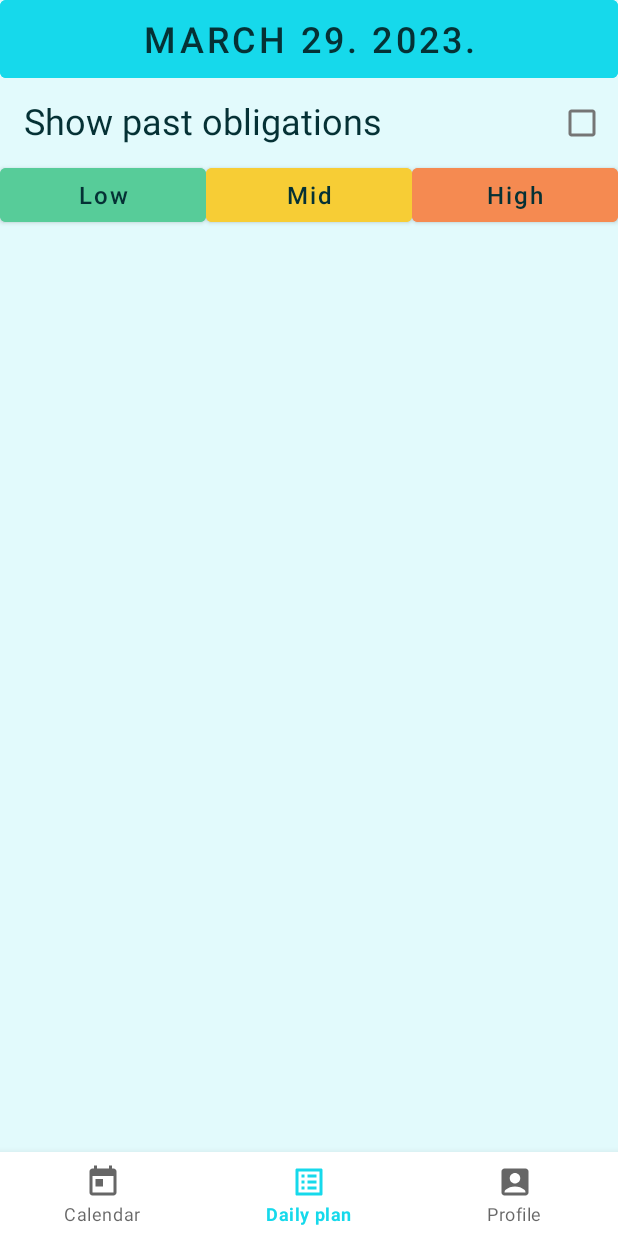
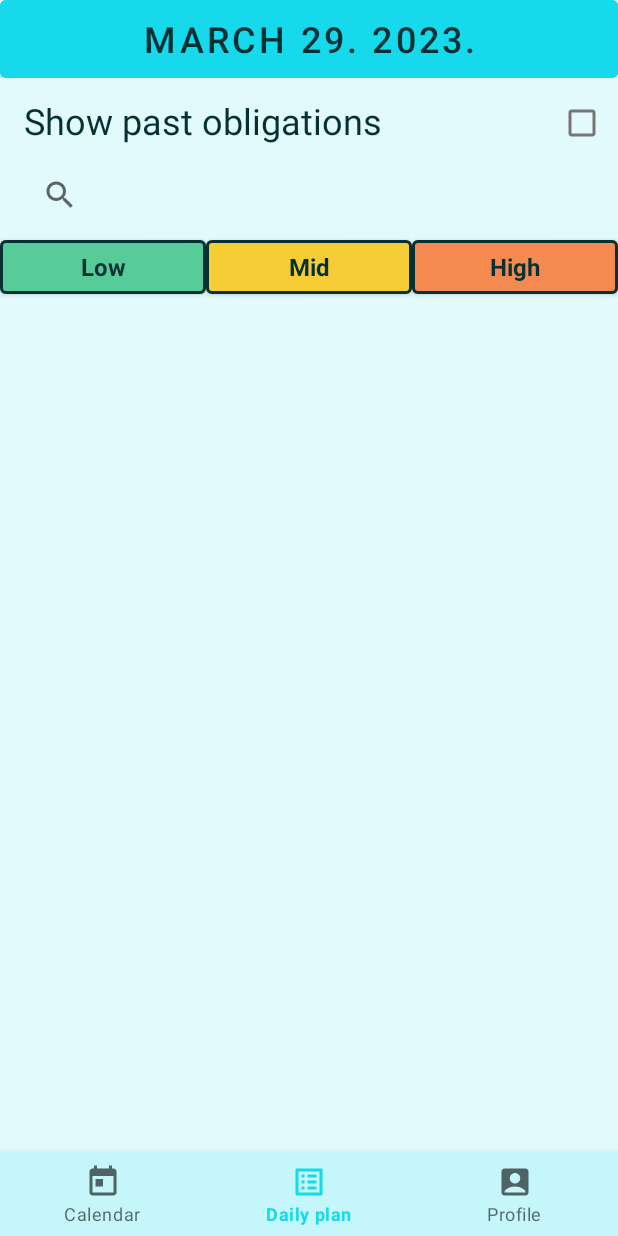
Before and after one commit to Rabbito20/RMA_P1, an Android app: the screen it shows after launch (MainActivity), item 2 of the bottom bar chosen, on a phone screen of 412 x 824 dp. Run offline under Robolectric (Android 15) with nearby library versions, the phone set to English and light mode, and no system bars.

Commit message:
Updated Daily Fragment and renamed some layouts.

```diff
--- a/app/src/main/java/rs/raf/projekat1/nikola_djurovic_rn4316/calendar/CalendarAdapter.kt
+++ b/app/src/main/java/rs/raf/projekat1/nikola_djurovic_rn4316/calendar/CalendarAdapter.kt
@@ -27,7 +27,7 @@ class CalendarAdapter(
 
     override fun onCreateViewHolder(viewGroup: ViewGroup, viewType: Int): CalendarViewHolder {
         val view = LayoutInflater.from(viewGroup.context)
-            .inflate(R.layout.calendar_cell, viewGroup, false)
+            .inflate(R.layout.layout_calendar_cell, viewGroup, false)
 
 //        val layoutParams: ViewGroup.LayoutParams = view.layoutParams
 //        layoutParams.height = (viewGroup.height * 0.16666667).toInt()
--- a/app/src/main/res/drawable/round_btn_orange.xml
+++ b/app/src/main/res/drawable/round_btn_orange.xml
@@ -1,10 +1,9 @@
 <?xml version="1.0" encoding="utf-8"?>
 <shape xmlns:android="http://schemas.android.com/apk/res/android">
-
+    <solid android:color="@color/orange" />
+    <corners android:radius="32dp" />
     <stroke
         android:width="12dp"
         android:color="@color/main_color_front" />
-    <corners android:radius="32dp" />
-    <solid android:color="@color/orange" />
 
 </shape>
--- a/app/src/main/res/layout/activity_main.xml
+++ b/app/src/main/res/layout/activity_main.xml
@@ -17,8 +17,7 @@
 
     <com.google.android.material.bottomnavigation.BottomNavigationView
         android:id="@+id/bottomNavView"
-        android:layout_width="match_parent"
-        android:layout_height="wrap_content"
+        style="@style/Theme.AppCompat.BottomNav"
         app:layout_constraintBottom_toBottomOf="parent"
         app:layout_constraintEnd_toEndOf="parent"
         app:layout_constraintStart_toStartOf="parent"
--- a/app/src/main/res/layout/fragment_daily.xml
+++ b/app/src/main/res/layout/fragment_daily.xml
@@ -7,15 +7,14 @@
     tools:context=".daily_plan.DailyFragment">
 
     <LinearLayout
-        android:layout_width="match_parent"
-        android:layout_height="match_parent"
-        android:backgroundTint="@color/cyan_strong"
+        style="@style/Theme.AppCompat.LayoutStyle"
         android:orientation="vertical"
         app:layout_constraintBottom_toBottomOf="parent"
         app:layout_constraintLeft_toLeftOf="parent"
         app:layout_constraintRight_toRightOf="parent"
         app:layout_constraintTop_toTopOf="parent">
 
+        <!-- Koristimo unclickable button kao TextView -->
         <Button
             android:id="@+id/btnDailyDate"
             android:layout_width="match_parent"
@@ -30,52 +29,31 @@
             app:layout_constraintTop_toTopOf="parent" />
 
         <include
-            layout="@layout/show_past_checkbox"
+            layout="@layout/layout_past_checkbox"
             android:layout_width="match_parent"
             android:layout_height="wrap_content"
             android:layout_marginStart="@dimen/dim_8dp" />
 
-        <!--Search bar-->
-
-        <!--Buttons-->
-        <LinearLayout
+        <SearchView
+            android:id="@+id/searchBoxDaily"
+            style="@style/Theme.AppCompat.SearchBar"
             android:layout_width="match_parent"
             android:layout_height="wrap_content"
-            android:orientation="horizontal">
+            app:layout_constraintTop_toTopOf="parent" />
 
-            <Button
-                android:id="@+id/btnLowGreen"
-                android:layout_width="wrap_content"
-                android:layout_height="match_parent"
-                android:layout_weight="1"
-                android:backgroundTint="@color/green"
-                android:text="@string/low_prio"
-                android:textAllCaps="false"
-                android:textSize="@dimen/sp_16" />
+        <include
+            layout="@layout/layout_priority_buttons"
+            android:layout_width="match_parent"
+            android:layout_height="wrap_content" />
 
-            <Button
-                android:id="@+id/btnMidYellow"
-                android:layout_width="wrap_content"
-                android:layout_height="match_parent"
-                android:layout_weight="1"
-                android:backgroundTint="@color/mid_prio_color"
-                android:text="@string/mid_prio"
-                android:textAllCaps="false"
-                android:textSize="@dimen/sp_16" />
-
-            <Button
-                android:id="@+id/btnHighOrange"
-                android:layout_width="wrap_content"
-                android:layout_height="match_parent"
-                android:layout_weight="1"
-                android:backgroundTint="@color/orange"
-                android:text="@string/high_prio"
-                android:textAllCaps="false"
-                android:textSize="@dimen/sp_16" />
-
-        </LinearLayout>
-
+        <androidx.recyclerview.widget.RecyclerView
+            android:id="@+id/rvDaily"
+            android:layout_width="match_parent"
+            android:layout_height="wrap_content"
+            android:orientation="vertical" />
 
     </LinearLayout>
 
+    <!-- TODO: Floating AddButton (+) ovde -->
+
 </androidx.constraintlayout.widget.ConstraintLayout>
--- a/app/src/main/res/layout/fragment_profile.xml
+++ b/app/src/main/res/layout/fragment_profile.xml
@@ -11,6 +11,7 @@
         android:layout_width="wrap_content"
         android:layout_height="192dp"
         android:layout_marginTop="12dp"
+        android:contentDescription="Profile image"
         android:src="@drawable/ic_pfp_big"
         app:layout_constraintBottom_toTopOf="@id/userInfoContainer"
         app:layout_constraintLeft_toLeftOf="parent"
@@ -49,20 +50,19 @@
             app:layout_constraintBottom_toTopOf="parent"
             app:layout_constraintLeft_toLeftOf="parent"
             app:layout_constraintRight_toRightOf="parent"
-            app:layout_constraintTop_toBottomOf="@id/tvProfileName" />
-
+            app:layout_constraintTop_toBottomOf="@+id/tvProfileName" />
 
     </androidx.constraintlayout.widget.ConstraintLayout>
-
 
     <Button
         android:id="@+id/btnChangePassword"
         android:layout_width="wrap_content"
         android:layout_height="wrap_content"
-        android:layout_marginTop="24dp"
         android:background="@drawable/round_btn_cyan"
         android:text="@string/change_password"
         android:textAllCaps="false"
+        android:textColor="@color/main_color_front"
+        android:textSize="@dimen/sp_16"
         app:layout_constraintBottom_toTopOf="@id/btnLogOut"
         app:layout_constraintLeft_toLeftOf="parent"
         app:layout_constraintRight_toRightOf="parent"
@@ -72,12 +72,12 @@
         android:id="@+id/btnLogOut"
         android:layout_width="wrap_content"
         android:layout_height="wrap_content"
-        android:layout_marginBottom="12dp"
         android:background="@drawable/round_btn_orange"
         android:backgroundTint="@color/orange"
         android:text="@string/logout"
         android:textAllCaps="false"
         android:textColor="@color/main_color_front"
+        android:textSize="@dimen/sp_16"
         app:layout_constraintBottom_toBottomOf="parent"
         app:layout_constraintLeft_toLeftOf="parent"
         app:layout_constraintRight_toRightOf="parent"
--- a/app/src/main/res/layout/show_past_checkbox.xml
+++ b/app/src/main/res/layout/layout_past_checkbox.xml
@@ -5,10 +5,10 @@
     android:layout_height="match_parent">
 
     <androidx.constraintlayout.widget.ConstraintLayout
+        android:id="@+id/cbDailyContainer"
         android:layout_width="match_parent"
         android:layout_height="wrap_content"
         android:layout_marginStart="@dimen/dim_8dp"
-
         android:orientation="horizontal"
         app:layout_constraintTop_toTopOf="parent">
 
@@ -22,8 +22,7 @@
             app:layout_constraintBottom_toBottomOf="parent"
             app:layout_constraintLeft_toLeftOf="parent"
             app:layout_constraintTop_toTopOf="parent"
-            app:layout_constraintVertical_bias="0.4"
-            />
+            app:layout_constraintVertical_bias="0.4" />
 
         <Space
             android:layout_width="wrap_content"
--- /dev/null
+++ b/app/src/main/res/layout/layout_priority_buttons.xml
@@ -0,0 +1,38 @@
+<?xml version="1.0" encoding="utf-8"?>
+<androidx.constraintlayout.widget.ConstraintLayout xmlns:android="http://schemas.android.com/apk/res/android"
+    xmlns:app="http://schemas.android.com/apk/res-auto"
+    android:layout_width="match_parent"
+    android:layout_height="wrap_content">
+
+    <LinearLayout
+        android:id="@+id/layoutPrioButtons"
+        android:layout_width="match_parent"
+        android:layout_height="wrap_content"
+        android:orientation="horizontal"
+        app:layout_constraintBottom_toBottomOf="parent"
+        app:layout_constraintTop_toTopOf="parent">
+
+        <Button
+            android:id="@+id/btnLowGreen"
+            style="@style/Theme.AppCompat.ButtonTrio"
+            android:layout_weight="1"
+            android:backgroundTint="@color/green"
+            android:text="@string/low_prio" />
+
+        <Button
+            android:id="@+id/btnMidYellow"
+            style="@style/Theme.AppCompat.ButtonTrio"
+            android:layout_weight="1"
+            android:backgroundTint="@color/mid_prio_color"
+            android:text="@string/mid_prio" />
+
+        <Button
+            android:id="@+id/btnHighOrange"
+            style="@style/Theme.AppCompat.ButtonTrio"
+            android:layout_weight="1"
+            android:backgroundTint="@color/orange"
+            android:text="@string/high_prio" />
+
+    </LinearLayout>
+
+</androidx.constraintlayout.widget.ConstraintLayout>
--- a/app/src/main/res/menu-v26/bottom_nav.xml
+++ b/app/src/main/res/menu-v26/bottom_nav.xml
@@ -8,7 +8,6 @@
     <item
         android:id="@+id/bottom_dailyPlan"
         android:icon="@drawable/ic_daily_plan"
-        android:iconTint="@color/main_color_front"
         android:title="@string/daily_plan_name" />
     <item
         android:id="@+id/bottom_profile"
--- a/app/src/main/res/menu/bottom_nav.xml
+++ b/app/src/main/res/menu/bottom_nav.xml
@@ -7,6 +7,7 @@
         android:title="@string/calendar_name" />
     <item
         android:id="@+id/bottom_dailyPlan"
+        android:checkable="false"
         android:icon="@drawable/ic_daily_plan"
         android:title="@string/daily_plan_name" />
     <item
--- a/app/src/main/res/values-night/themes.xml
+++ b/app/src/main/res/values-night/themes.xml
@@ -20,4 +20,44 @@
         <item name="android:navigationBarColor">@color/main_color_front</item>
 
     </style>
+
+    <style name="Theme.AppCompat.ButtonTrio">
+        <item name="android:textColor">@color/white</item>
+        <item name="android:textSize">@dimen/sp_16</item>
+        <item name="android:textStyle">bold</item>
+        <item name="android:textAllCaps">false</item>
+        <item name="android:layout_width">wrap_content</item>
+        <item name="android:layout_height">match_parent</item>
+        <item name="strokeWidth">2dp</item>
+        <item name="strokeColor">@color/white</item>
+    </style>
+
+    <style name="Theme.AppCompat.SearchBar">
+        <item name="android:layout_width">match_parent</item>
+        <item name="android:layout_height">wrap_content</item>
+        <item name="cornerRadius">@dimen/dim_16dp</item>
+        <item name="android:layout_marginStart">@dimen/dim_16dp</item>
+        <item name="android:layout_marginEnd">@dimen/dim_16dp</item>
+        <item name="strokeColor">@color/cyan_strong</item>
+    </style>
+
+    <style name="Theme.AppCompat.LayoutStyle">
+        <item name="android:layout_width">match_parent</item>
+        <item name="android:layout_height">match_parent</item>
+        <item name="background">@color/dark_blue</item>
+    </style>
+
+    <style name="Theme.AppCompat.RoundBorderButton">
+        <item name="android:textColor">@color/white</item>
+        <item name="android:backgroundTint">@color/dark_blue</item>
+        <item name="android:textSize">@dimen/sp_16</item>
+        <item name="android:textStyle">bold</item>
+        <item name="android:textAllCaps">false</item>
+        <item name="android:layout_width">wrap_content</item>
+        <item name="android:layout_height">wrap_content</item>
+        <item name="strokeWidth">2dp</item>
+        <item name="cornerRadius">@dimen/dim_32dp</item>
+        <item name="strokeColor">@color/white</item>
+    </style>
+
 </resources>
--- a/app/src/main/res/values/colors.xml
+++ b/app/src/main/res/values/colors.xml
@@ -8,6 +8,8 @@
     <color name="black">#FF000000</color>
     <color name="white">#FFFFFFFF</color>
 
+    <color name="dark_blue">#010E45</color>
+
     <color name="main_color_front">#053135</color>
     <color name="cyan_light">#E2FAFC</color>
     <color name="cyan_medium">#C5F6FA</color>
--- a/app/src/main/res/values/themes.xml
+++ b/app/src/main/res/values/themes.xml
@@ -1,4 +1,4 @@
-<resources xmlns:tools="http://schemitemas.android.com/tools">
+<resources xmlns:tools="http://schemitemas.android.com/tools" xmlns:tools2="http://schemas.android.com/tools">
     <!-- Base application theme. -->
     <style name="Theme.P1_NikolaDjurovicRN4316" parent="Theme.MaterialComponents.DayNight.NoActionBar">
         <item name="android:backgroundTint">@color/cyan_light</item>
@@ -18,7 +18,53 @@
 
         <!-- Customize your theme here. -->
 
+    </style>
+
+    <style name="Theme.AppCompat.BottomNav">
+        <item name="android:background">@color/cyan_medium</item>
+        <item name="android:layout_height">wrap_content</item>
+        <item name="android:layout_width">match_parent</item>
+    </style>
+
+    <style name="Theme.AppCompat.ButtonTrio">
+        <item name="android:textColor">@color/main_color_front</item>
+        <item name="android:textSize">@dimen/sp_16</item>
+        <item name="android:textStyle">bold</item>
+        <item name="android:textAllCaps">false</item>
+        <item name="android:layout_width">wrap_content</item>
+        <item name="android:layout_height">match_parent</item>
+        <item name="strokeWidth">2dp</item>
+        <item name="strokeColor">@color/main_color_front</item>
+    </style>
+
+    <style name="Theme.AppCompat.SearchBar">
+        <item name="android:layout_width">match_parent</item>
+        <item name="android:layout_height">wrap_content</item>
+        <item name="cornerRadius">@dimen/dim_16dp</item>
+        <item name="android:layout_marginStart">@dimen/dim_16dp</item>
+        <item name="android:layout_marginEnd">@dimen/dim_16dp</item>
+        <item name="strokeColor">@color/cyan_strong</item>
+    </style>
+
+    <style name="Theme.AppCompat.LayoutStyle">
+        <item name="android:layout_width">match_parent</item>
+        <item name="android:layout_height">match_parent</item>
+        <item name="background">@color/cyan_medium</item>
+
+    </style>
+
+    <style name="Theme.AppCompat.RoundBorderButton">
+        <item name="android:textColor">@color/main_color_front</item>
+        <item name="android:backgroundTint">@color/cyan_strong</item>
+        <item name="android:textSize">@dimen/sp_16</item>
+        <item name="android:textStyle">bold</item>
+        <item name="android:textAllCaps">false</item>
+        <item name="android:layout_width">wrap_content</item>
+        <item name="android:layout_height">wrap_content</item>
+        <item name="strokeWidth">2dp</item>
+        <item name="cornerRadius">@dimen/dim_32dp</item>
+        <item name="strokeColor">@color/main_color_front</item>
+    </style>
 
 
-    </style>
 </resources>
```
Also changed, not shown: app/src/main/res/layout/layout_calendar_cell.xml (renamed from app/src/main/res/layout/calendar_cell.xml).
